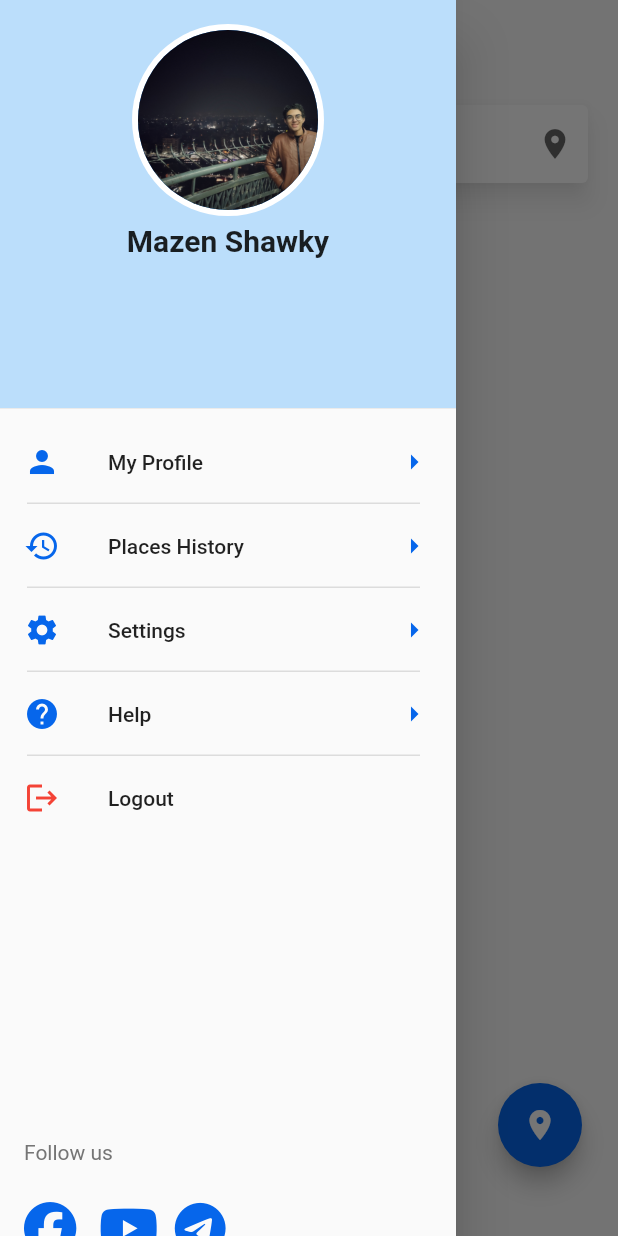
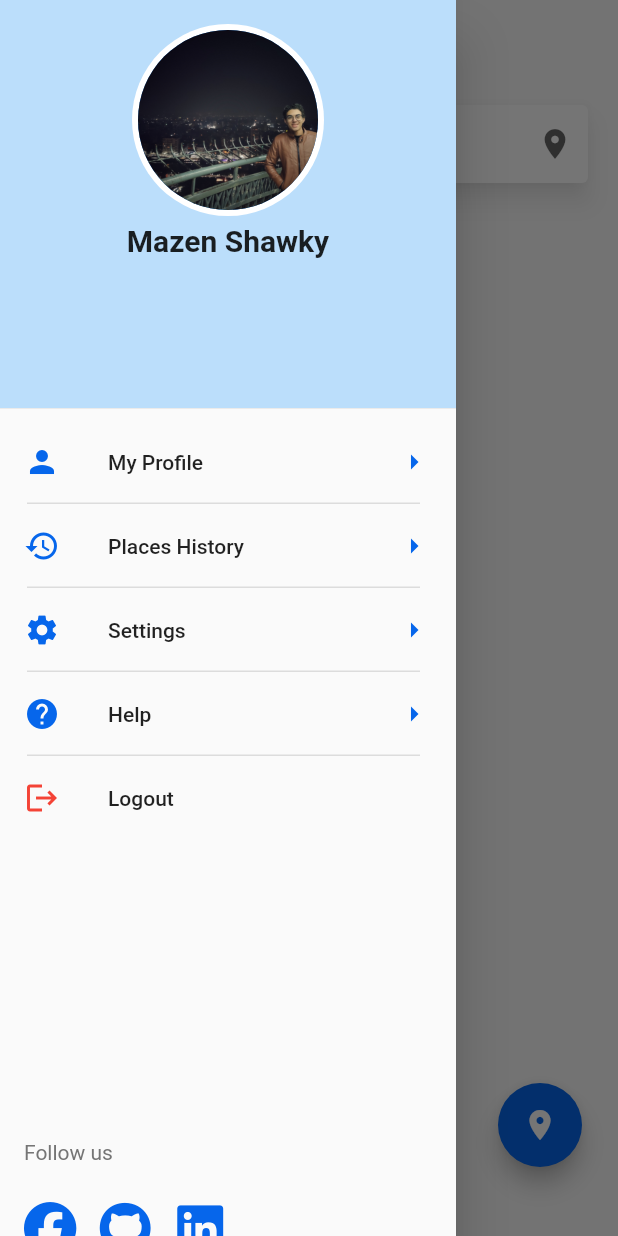
Before and after one commit to mazenshawky/Maps-App, a Flutter app: the MapScreen screen opened by its route, with the side drawer open, on a phone screen of 412 x 824 dp. Run offline on Flutter 3.47's test engine with Material 2 defaults, Android fonts, the phone set to English and light mode, and no system bars; drawn by our look-alikes of material_floating_search_bar; our stand-ins replace bloc, dio, firebase_auth, firebase_core, flutter_bloc, font_awesome_flutter and 3 more; missing offline and left inert: flutter_polyline_points; accounts and stored records are empty.

Commit message:
Change social media links

```diff
--- a/lib/presentation/widgets/my_social_media_icons.dart
+++ b/lib/presentation/widgets/my_social_media_icons.dart
@@ -35,13 +35,13 @@ class MySocialMediaIcons extends StatelessWidget {
         ),
         const SizedBox(width: 15),
         buildIcon(
-          FontAwesomeIcons.youtube,
-          Uri.parse('https://www.youtube.com/@mazenshawky'),
+          FontAwesomeIcons.github,
+          Uri.parse('https://github.com/mazenshawky'),
         ),
         const SizedBox(width: 15),
         buildIcon(
-          FontAwesomeIcons.telegram,
-          Uri.parse('https://t.me/mazenshawky'),
+          FontAwesomeIcons.linkedin,
+          Uri.parse('https://www.linkedin.com/in/mazenshawky'),
         ),
       ]),
     );
```
